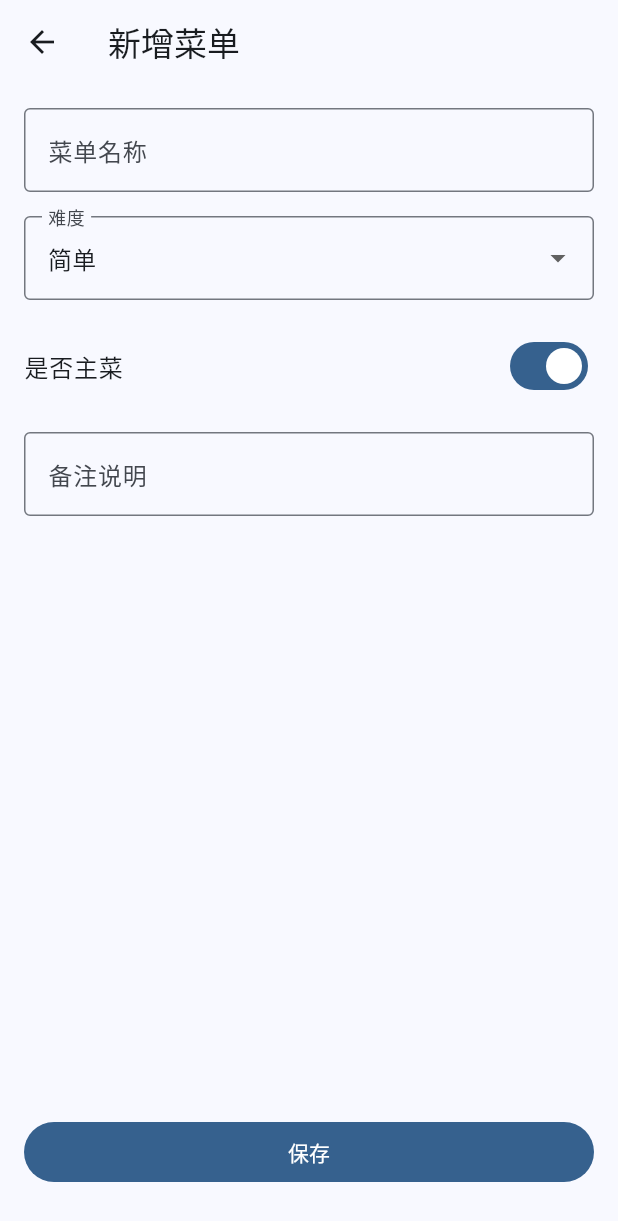
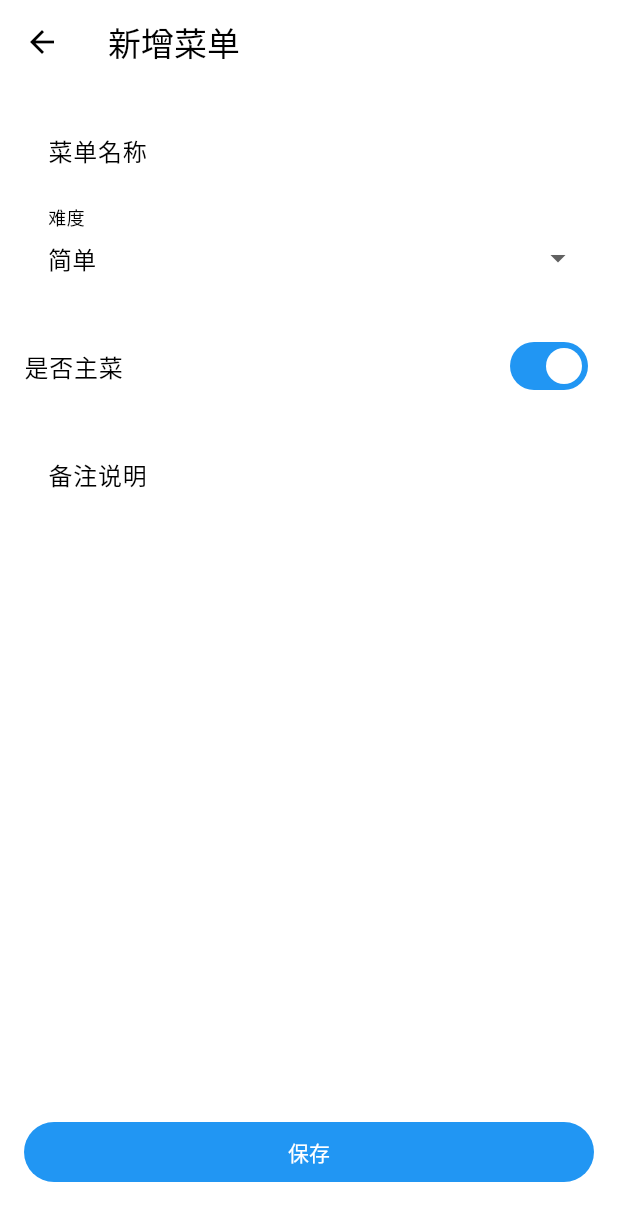
Before and after one commit to VamoBao/cook_random, a Flutter app: the screen it shows after launch, after a tap on "新增菜单", on a phone screen of 412 x 824 dp. Shown: the top 1221 px of the screen. Run offline on Flutter 3.47's test engine with Material 3 defaults, Android fonts, the phone set to English and light mode, and no system bars; drawn by our look-alikes of dynamic_color; our stand-ins replace sqflite; accounts and stored records are empty; statements that could not run were skipped.

Commit message:
feat:新增动态主题色

```diff
--- a/lib/main.dart
+++ b/lib/main.dart
@@ -3,6 +3,7 @@ import 'package:cook_random/model/IngredientsProvider.dart';
 import 'package:cook_random/pages/inventory/inventory_list.dart';
 import 'package:cook_random/pages/menu/menu_list.dart';
 import 'package:cook_random/pages/random/random.dart';
+import 'package:dynamic_color/dynamic_color.dart';
 import 'package:flutter/material.dart';
 import 'package:flutter_localizations/flutter_localizations.dart';
 import 'package:provider/provider.dart';
@@ -23,14 +24,29 @@ class MyApp extends StatelessWidget {
   // This widget is the root of your application.
   @override
   Widget build(BuildContext context) {
+    return DynamicColorBuilder(
+      builder: (ColorScheme? lightColor, ColorScheme? darkColor) {
         return MaterialApp(
-      title: 'Flutter Demo',
+          title: 'Cook random',
           theme: ThemeData(
-          colorScheme: ColorScheme.fromSeed(seedColor: Colors.blue),
+              colorScheme: lightColor ??
+                  ColorScheme.fromSwatch(primarySwatch: Colors.blue),
               useMaterial3: true,
               inputDecorationTheme: const InputDecorationTheme(
                 border: OutlineInputBorder(),
               )),
+          darkTheme: ThemeData(
+            colorScheme: darkColor ??
+                ColorScheme.fromSwatch(
+                  primarySwatch: Colors.blue,
+                  brightness: Brightness.dark,
+                ),
+            useMaterial3: true,
+            inputDecorationTheme: const InputDecorationTheme(
+              border: OutlineInputBorder(),
+            ),
+          ),
+          themeMode: ThemeMode.system,
           localizationsDelegates: const [
             GlobalMaterialLocalizations.delegate,
             GlobalWidgetsLocalizations.delegate,
@@ -41,6 +57,8 @@ class MyApp extends StatelessWidget {
             Locale('en'),
           ],
           home: const BasePage(),
+        );
+      },
     );
   }
 }
--- a/pubspec.yaml
+++ b/pubspec.yaml
@@ -40,6 +40,7 @@ dependencies:
   flutter_localizations:
     sdk: flutter
   provider: ^6.1.2
+  dynamic_color: ^1.7.0
 
 dev_dependencies:
   flutter_test:
```
Also changed, not shown: pubspec.lock. Lines whose indentation alone changed are shown as unchanged.
